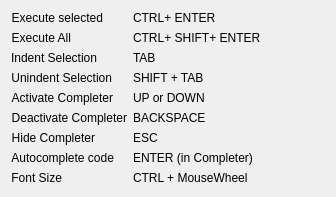
Above: pw_multiScriptEditor/widgets/shortcuts.ui from paulwinex/pw_MultiScriptEditor before the change. Below: the same form after it.
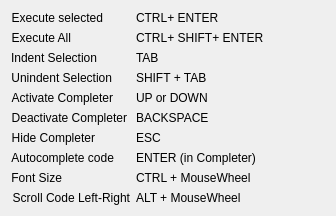
That is the form after the change.

The edit to the form file:
```diff
--- a/pw_multiScriptEditor/widgets/shortcuts.ui
+++ b/pw_multiScriptEditor/widgets/shortcuts.ui
@@ -169,6 +169,23 @@
        </property>
       </widget>
      </item>
+     <item row="9" column="0">
+      <widget class="QLabel" name="label_19">
+       <property name="text">
+        <string>Scroll Code Left-Right</string>
+       </property>
+       <property name="alignment">
+        <set>Qt::AlignRight|Qt::AlignTrailing|Qt::AlignVCenter</set>
+       </property>
+      </widget>
+     </item>
+     <item row="9" column="1">
+      <widget class="QLabel" name="label_20">
+       <property name="text">
+        <string>ALT + MouseWheel</string>
+       </property>
+      </widget>
+     </item>
     </layout>
    </item>
   </layout>
```
